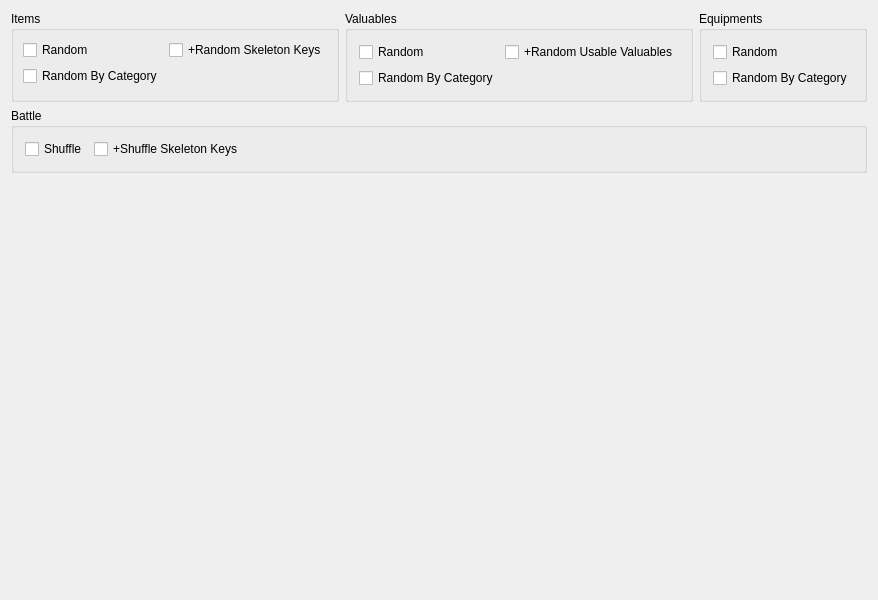
Above: src/FrontendQt/TreasureWidget.ui from Meos4/Jade-Cocoon-Randomizer before the change. Below: the same form after it.
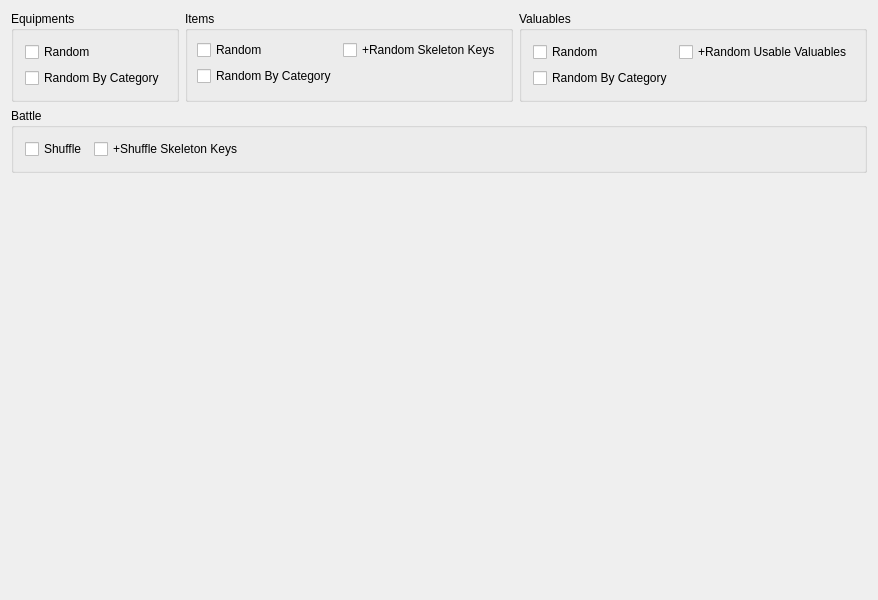
That is the form after the change.

Commit message: Reorder Treasure section: Equipments first, then Items, Valuables

Diff of the .ui file:
```diff
--- a/src/FrontendQt/TreasureWidget.ui
+++ b/src/FrontendQt/TreasureWidget.ui
@@ -38,6 +38,29 @@
      <property name="bottomMargin">
       <number>0</number>
      </property>
+     <item>
+      <widget class="QGroupBox" name="equipmentsBox">
+       <property name="title">
+        <string>Equipments</string>
+       </property>
+       <layout class="QVBoxLayout" name="verticalLayout_4" stretch="0,0">
+        <item>
+         <widget class="QCheckBox" name="equipmentsRandom">
+          <property name="text">
+           <string>Random</string>
+          </property>
+         </widget>
+        </item>
+        <item>
+         <widget class="QCheckBox" name="equipmentsRandomByCategory">
+          <property name="text">
+           <string>Random By Category</string>
+          </property>
+         </widget>
+        </item>
+       </layout>
+      </widget>
+     </item>
      <item>
       <widget class="QGroupBox" name="itemsBox">
        <property name="title">
@@ -125,29 +148,6 @@
        </layout>
       </widget>
      </item>
-     <item>
-      <widget class="QGroupBox" name="equipmentsBox">
-       <property name="title">
-        <string>Equipments</string>
-       </property>
-       <layout class="QVBoxLayout" name="verticalLayout_4" stretch="0,0">
-        <item>
-         <widget class="QCheckBox" name="equipmentsRandom">
-          <property name="text">
-           <string>Random</string>
-          </property>
-         </widget>
-        </item>
-        <item>
-         <widget class="QCheckBox" name="equipmentsRandomByCategory">
-          <property name="text">
-           <string>Random By Category</string>
-          </property>
-         </widget>
-        </item>
-       </layout>
-      </widget>
-     </item>
     </layout>
    </item>
    <item row="1" column="0">
```
The commit also changes 4 other files.
